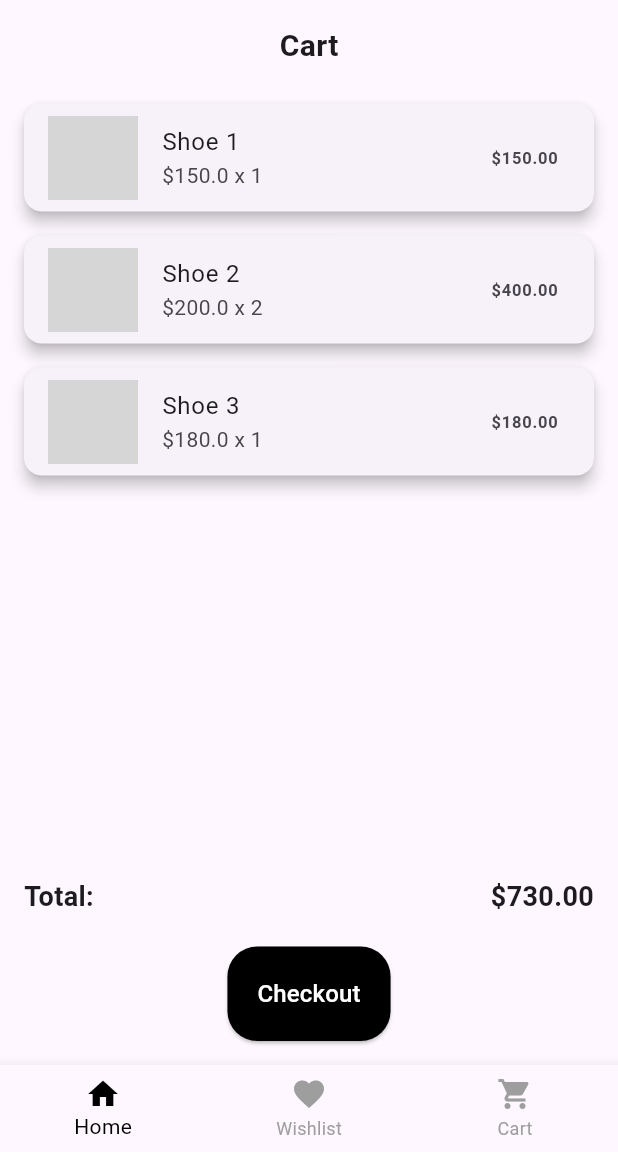
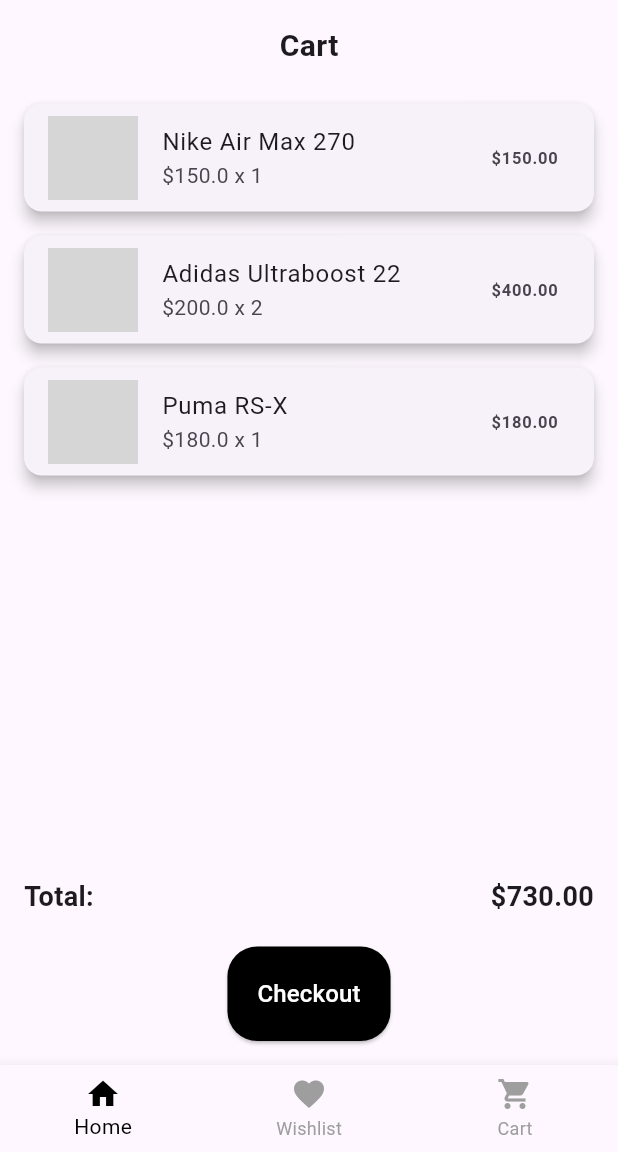
Before and after one commit to Deonmario/luxury-footwear-app, a Flutter app: the screen it shows after launch, item 3 of the bottom bar chosen, on a phone screen of 412 x 824 dp, the part 84-1236 px from its top. Run offline on Flutter 3.47's test engine with Material 3 defaults, Android fonts, the phone set to English and light mode, and no system bars; grey boxes are pictures that could not be loaded.

Commit message:
updating to have real names

```diff
--- a/lib/pages/cart_page.dart
+++ b/lib/pages/cart_page.dart
@@ -3,9 +3,9 @@
 
 class CartPage extends StatelessWidget {
   final List<Map<String, dynamic>> cartItems = [
-    {'name': 'Shoe 1', 'price': 150.0, 'image': 'images/shoe1.jpg', 'quantity': 1},
-    {'name': 'Shoe 2', 'price': 200.0, 'image': 'images/shoe2.jpg', 'quantity': 2},
-    {'name': 'Shoe 3', 'price': 180.0, 'image': 'images/shoe3.jpg', 'quantity': 1},
+    {'name': 'Nike Air Max 270', 'price': 150.0, 'image': 'images/shoe1.jpg', 'quantity': 1},
+    {'name': 'Adidas Ultraboost 22', 'price': 200.0, 'image': 'images/shoe2.jpg', 'quantity': 2},
+    {'name': 'Puma RS-X', 'price': 180.0, 'image': 'images/shoe3.jpg', 'quantity': 1},
   ];
 
   CartPage({Key? key}) : super(key: key);
```
